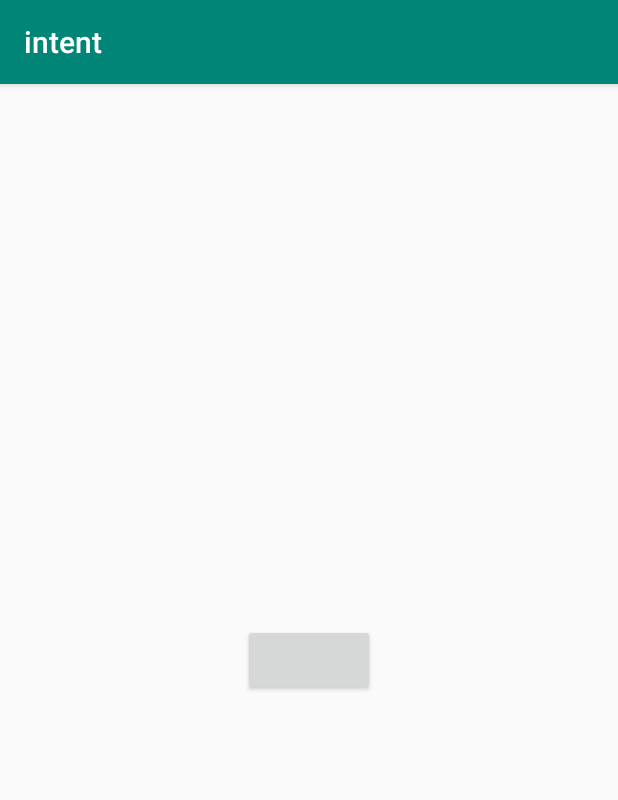
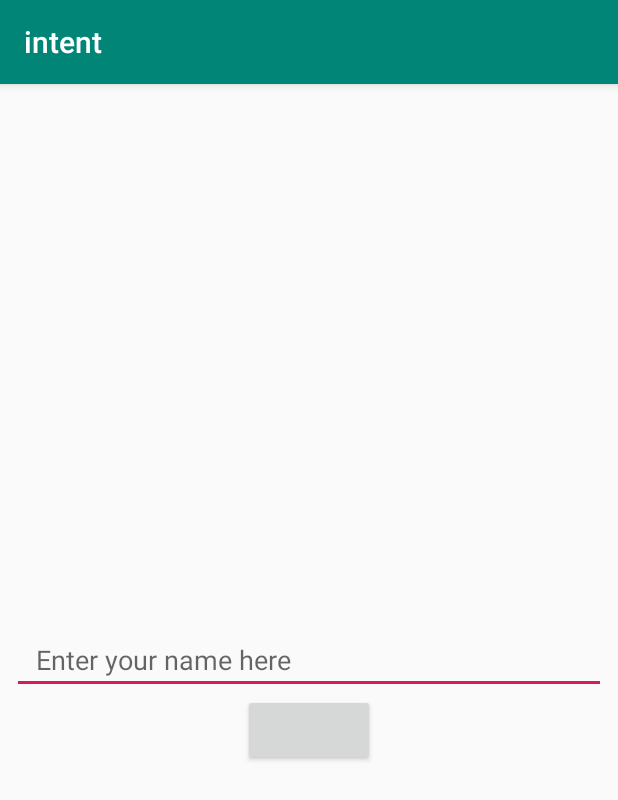
Before and after one commit to omelchenkoaleks/Specialist_1, an Android app: the screen it shows after launch (MainActivity), on a phone screen of 412 x 824 dp. Shown: the top 800 px of the screen. Run offline under Robolectric (Android 15) with nearby library versions, the phone set to English and light mode, and no system bars.

Commit message:
Передаем и получаем данные через Intent...

```diff
--- a/intent/src/main/res/layout/activity_main.xml
+++ b/intent/src/main/res/layout/activity_main.xml
@@ -3,12 +3,22 @@
     xmlns:tools="http://schemas.android.com/tools"
     android:layout_width="match_parent"
     android:layout_height="match_parent"
+    android:padding="8dp"
     tools:context=".MainActivity">
 
-   <Button
-       android:layout_width="wrap_content"
-       android:layout_height="wrap_content"
-       android:layout_centerInParent="true"
-       android:onClick="onClickIntent"/>
+    <EditText
+        android:id="@+id/userName"
+        android:layout_width="match_parent"
+        android:layout_height="wrap_content"
+        android:layout_centerInParent="true"
+        android:paddingStart="16dp"
+        android:hint="@string/enter_your_name_here" />
+
+    <Button
+        android:layout_width="wrap_content"
+        android:layout_height="wrap_content"
+        android:onClick="onClickIntent"
+        android:layout_below="@+id/userName"
+        android:layout_centerHorizontal="true"/>
 
 </RelativeLayout>
--- a/intent/src/main/res/layout/activity_second.xml
+++ b/intent/src/main/res/layout/activity_second.xml
@@ -6,6 +6,7 @@
     tools:context=".SecondActivity">
 
     <TextView
+        android:id="@+id/greeting"
         android:layout_width="wrap_content"
         android:layout_height="wrap_content"
         android:layout_centerInParent="true"
--- a/intent/src/main/res/values/strings.xml
+++ b/intent/src/main/res/values/strings.xml
@@ -1,4 +1,6 @@
 <resources>
     <string name="app_name">intent</string>
     <string name="second_activity_text">SECOND ACTIVITY</string>
+    <string name="enter_your_name_here">Enter your name here</string>
+    <string name="hello_text">Hello</string>
 </resources>
```
Also changed, not shown: intent/src/main/java/com/omelchenkoaleks/intent/MainActivity.java (+13 -2 lines), intent/src/main/java/com/omelchenkoaleks/intent/SecondActivity.java (+11 -0 lines).
